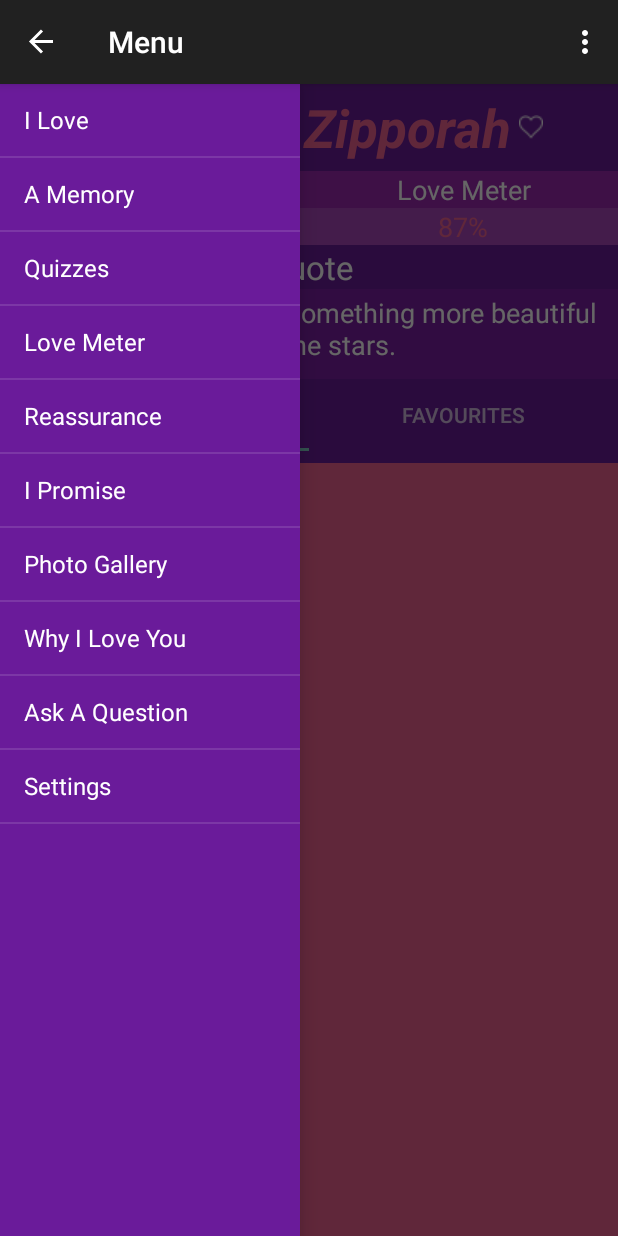
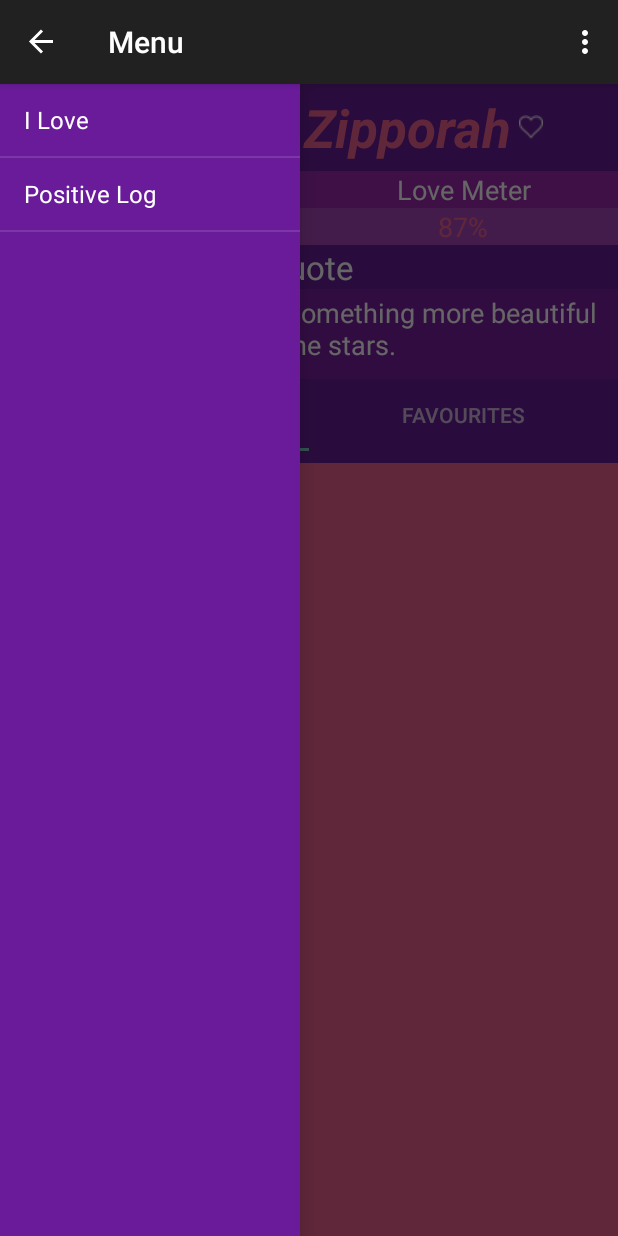
Before and after one commit to evolutionarycoder/projectz-companion-app, an Android app: the screen it shows after launch (MainActivity), with the side drawer open, on a phone screen of 412 x 824 dp. Run offline under Robolectric (Android 15) with nearby library versions, the phone set to English and light mode, and no system bars; network calls fail.

Commit message:
left menu items that were active

```diff
--- a/app/src/main/java/com/forzipporah/mylove/ui/MainActivity.java
+++ b/app/src/main/java/com/forzipporah/mylove/ui/MainActivity.java
@@ -153,6 +153,9 @@ public class MainActivity extends AppCompatActivity implements PoemFragment.Refe
     private void addDrawerItems() {
         String[] menuItems = {
                 "I Love",
+                "Positive Log"
+        };
+         /*
             "A Memory",
             "Quizzes",
             "Love Meter",
@@ -162,7 +165,7 @@ public class MainActivity extends AppCompatActivity implements PoemFragment.Refe
             "Why I Love You",
             "Ask A Question",
             "Settings",
-        };
+        */
         ArrayAdapter<String> adapter = new ArrayAdapter<>(this, android.R.layout.simple_list_item_1, menuItems);
         mDrawerList.setAdapter(adapter);
     }
```
Lines whose indentation alone changed are shown as unchanged.
